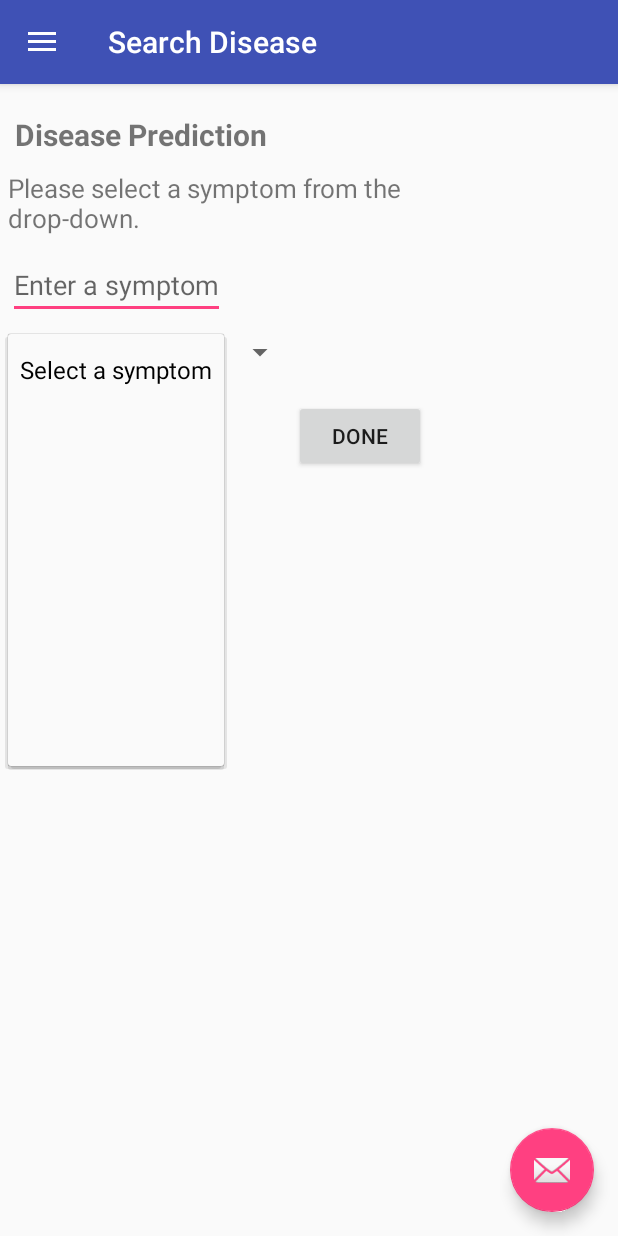
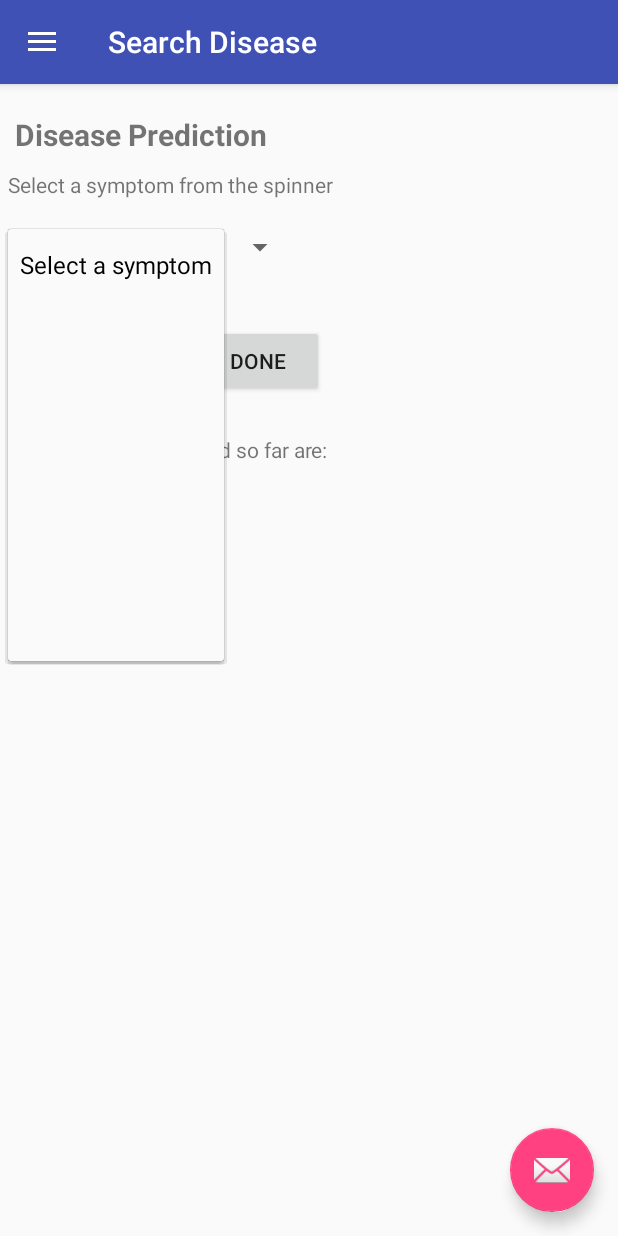
Before and after one commit to shardulPathak/shp, an Android app: the fragment SearchDiseaseFragment placed in its activity, after a tap on "Select a symptom", on a phone screen of 412 x 824 dp. Run offline under Robolectric (Android 15) with nearby library versions, the phone set to English and light mode, and no system bars; plain views replace ChipView; 1 other tap on this screen came first.

Commit message:
Some UI improvements in search disease module and error/success messages kept according to the server message.

```diff
--- a/SHP-Patient/app/src/main/AndroidManifest.xml
+++ b/SHP-Patient/app/src/main/AndroidManifest.xml
@@ -35,8 +35,7 @@
             android:theme="@style/AppTheme.NoActionBar" />
         <activity
             android:name=".RegisterActivity"
-            android:label="@string/register_patient_title"
-            android:theme="@style/AppTheme.NoActionBar" />
+            android:label="@string/register_patient_title"/>
         <activity
             android:name=".SecondRegisterActivity"
             android:label="@string/confirm_registration_title" />
--- a/SHP-Patient/app/src/main/java/com/example/shardulpathak/shp_patient/feedback/FeedbackFragment.java
+++ b/SHP-Patient/app/src/main/java/com/example/shardulpathak/shp_patient/feedback/FeedbackFragment.java
@@ -34,6 +34,7 @@ public class FeedbackFragment extends Fragment {
     public void onCreate(Bundle savedInstanceState) {
         super.onCreate(savedInstanceState);
         getActivity().setTitle(R.string.feedback_title);
+        setRetainInstance(true);
     }
 
     @Override
--- a/SHP-Patient/app/src/main/java/com/example/shardulpathak/shp_patient/patient_details/DetailsFragment.java
+++ b/SHP-Patient/app/src/main/java/com/example/shardulpathak/shp_patient/patient_details/DetailsFragment.java
@@ -31,6 +31,7 @@ public class DetailsFragment extends Fragment {
     public void onCreate(Bundle savedInstanceState) {
         super.onCreate(savedInstanceState);
         getActivity().setTitle(R.string.title_activity_details);
+        setRetainInstance(true);
     }
 
     @Override
--- a/SHP-Patient/app/src/main/java/com/example/shardulpathak/shp_patient/search_disease/SearchDiseaseFragment.java
+++ b/SHP-Patient/app/src/main/java/com/example/shardulpathak/shp_patient/search_disease/SearchDiseaseFragment.java
@@ -3,6 +3,7 @@ package com.example.shardulpathak.shp_patient.search_disease;
 import android.content.Context;
 import android.os.AsyncTask;
 import android.os.Bundle;
+import android.support.annotation.Nullable;
 import android.support.v4.app.Fragment;
 import android.support.v4.app.FragmentManager;
 import android.support.v4.app.FragmentTransaction;
@@ -15,6 +16,7 @@ import android.widget.AdapterView;
 import android.widget.ArrayAdapter;
 import android.widget.Button;
 import android.widget.EditText;
+import android.widget.LinearLayout;
 import android.widget.Spinner;
 import android.widget.TextView;
 import android.widget.Toast;
@@ -59,20 +61,28 @@ public class SearchDiseaseFragment extends Fragment implements AdapterView.OnIte
 
     List<String> mSymptomSpinnerList;
 
+    List<String> mSelectedSymptomsList;
+
     ArrayAdapter<String> mSymptomAdapter;
 
     String mSelectedSymptom;
     String mFirstSymptom;
 
     TextView mFragmentTitle;
-    TextView mFragmentDetails;
     EditText mFirstSymptomEditText;
+    TextView mSelectFromSpinnerTextView;
 
+    LinearLayout mSelectSymptomSpinnerView;
     Spinner mSymptomSpinner;
+
+    LinearLayout mSearchDiseaseButtonView;
     Button mNextButton;
     Button mDoneButton;
     OnClickListener mOnNextButtonClickedListener;
-    TextView mSelectedSymptomChipView;
+
+    LinearLayout mSelectedSymptomsView;
+    TextView mSelectedSymptomsTitle;
+    TextView mSelectedSymptomTextView;
     OnClickListener mOnChipDeleteSelectedListener;
 
 
@@ -85,10 +95,12 @@ public class SearchDiseaseFragment extends Fragment implements AdapterView.OnIte
     public void onCreate(Bundle savedInstanceState) {
         super.onCreate(savedInstanceState);
         getActivity().setTitle(R.string.search_disease_title);
+        setRetainInstance(true);
     }
 
     private void addItemsToList() {
         mSymptomSpinnerList = new ArrayList<>();
+        mSelectedSymptomsList=new ArrayList<>();
         mSymptomSpinnerList.add(getActivity().getString(R.string.search_disease_symptom_spinner_prompt));
         mSymptomSpinnerList.add("");
         mSymptomSpinnerList.add("");
@@ -110,22 +122,34 @@ public class SearchDiseaseFragment extends Fragment implements AdapterView.OnIte
     private void initView(View view) {
 
         mFragmentTitle = (TextView) view.findViewById(R.id.search_disease_tv);
-        mFragmentDetails = (TextView) view.findViewById(R.id.other_symptom_question_tv);
 
         mFirstSymptomEditText = (EditText) view.findViewById(R.id.first_symptom_et);
 
+        mSelectFromSpinnerTextView = (TextView) view.findViewById(R.id.first_symptom_tv);
+        mSelectFromSpinnerTextView.setVisibility(View.GONE);
+
+        mSelectSymptomSpinnerView = (LinearLayout) view.findViewById(R.id.search_disease_spinner_view);
+
         mSymptomSpinner = (Spinner) view.findViewById(R.id.symptom_spinner);
+        mSymptomSpinner.setEnabled(false);
+        mSymptomSpinner.setVisibility(View.GONE);
+        mSymptomSpinner.setPrompt("");
         mSymptomSpinner.setOnItemSelectedListener(this);
         mSymptomAdapter = new ArrayAdapter<>(getActivity(), simple_spinner_item, mSymptomSpinnerList);
         mSymptomAdapter.setDropDownViewResource(android.R.layout.simple_spinner_dropdown_item);
         mSymptomSpinner.setAdapter(mSymptomAdapter);
 
+
+        mSearchDiseaseButtonView = (LinearLayout) view.findViewById(R.id.search_disease_btn_view);
         mNextButton = (Button) view.findViewById(R.id.select_symptom_next_button);
         mNextButton.setOnClickListener(new OnClickListener() {
             @Override
             public void onClick(View v) {
                 Log.d(TAG, "Next button clicked");
                 mFirstSymptom = mFirstSymptomEditText.getText().toString();
+                mSelectedSymptomsList.add(mFirstSymptom);
+                mDoneButton.setVisibility(View.VISIBLE);
+                mDoneButton.setEnabled(true);
                 handleFirstNextButtonClick();
                 // send the entered value to api, get other values from api, set them to spinner,
                 sendAndGetOtherValues();
@@ -133,6 +157,8 @@ public class SearchDiseaseFragment extends Fragment implements AdapterView.OnIte
         });
 
         mDoneButton = (Button) view.findViewById(R.id.submit_button);
+        mDoneButton.setEnabled(false);
+        mDoneButton.setVisibility(View.GONE);
         mDoneButton.setOnClickListener(new OnClickListener() {
             @Override
             public void onClick(View v) {
@@ -141,13 +167,16 @@ public class SearchDiseaseFragment extends Fragment implements AdapterView.OnIte
                 //send all symptoms to api, get the disease and the doctors list
                 sendAllSymptomsToResultsFragment();
 
+                //TODO need to revisit this approach
                 SearchResultsFragment searchResultsFragment = new SearchResultsFragment();
                 openFragment(searchResultsFragment);
 
             }
         });
 
-        mSelectedSymptomChipView = (TextView) view.findViewById(R.id.selected_symptoms_chip_view);
+        mSelectedSymptomsView = (LinearLayout) view.findViewById(R.id.selected_symptoms_view);
+        mSelectedSymptomsTitle = (TextView) view.findViewById(R.id.selected_symptoms_title);
+        mSelectedSymptomTextView = (TextView) view.findViewById(R.id.selected_symptoms_text_view);
     }
 
     private void openFragment(Fragment fragment) {
@@ -174,6 +203,16 @@ public class SearchDiseaseFragment extends Fragment implements AdapterView.OnIte
         mAuthTask.execute();
     }
 
+
+    @Override
+    public void onSaveInstanceState(Bundle outState) {
+        super.onSaveInstanceState(outState);
+    }
+
+    @Override
+    public void onViewStateRestored(@Nullable Bundle savedInstanceState) {
+        super.onViewStateRestored(savedInstanceState);
+    }
 
     public class GetSymptomsTask extends AsyncTask<String, Void, String> {
 
@@ -233,19 +272,27 @@ public class SearchDiseaseFragment extends Fragment implements AdapterView.OnIte
             mAuthTask = null;
 
             Log.d("result::", result);
-            if (result.contains("ok")) {
-                //replace with log
-                Toast.makeText(getActivity(), "Got other response", Toast.LENGTH_LONG).show();
-            } else {
-                if (result.isEmpty() || result.contains("error"))
-                    //replace with log
-                    Toast.makeText(getActivity(), result, Toast.LENGTH_LONG).show();
+
+            try {
+                JSONObject getSymptomsResults = new JSONObject(result);
+
+                String status = getSymptomsResults.getString("status");
+                String message = getSymptomsResults.getString("message");
+                if (status.contains("ok")) {
+                    Log.d("Get Symptoms result: ", message);
+                    Toast.makeText(getActivity(), message, Toast.LENGTH_LONG).show();
+                } else {
+                    if (result.isEmpty() || status.contains("error"))
+                        Log.d("Get Symptoms failure : ", message);
+                    Toast.makeText(getActivity(), message, Toast.LENGTH_LONG).show();
+                    makeChangesForFirstSymptom();
+                }
+            } catch (JSONException e) {
+                e.printStackTrace();
             }
 
             try {
                 JSONObject jsonObject = new JSONObject(result);
-                String status = jsonObject.getString("status");
-                String message = jsonObject.getString("message");
                 ArrayList<String> localSymptoms = new ArrayList<>();
                 JSONArray dataArray = jsonObject.getJSONArray("data");
                 for (int i = 0; i < dataArray.length(); i++) {
@@ -270,13 +317,31 @@ public class SearchDiseaseFragment extends Fragment implements AdapterView.OnIte
         }
     }
 
+    private void makeChangesForFirstSymptom() {
+        mSelectedSymptomTextView.setVisibility(View.GONE);
+
+        mFirstSymptomEditText.setVisibility(View.VISIBLE);
+        mFirstSymptomEditText.setEnabled(true);
+
+        mSelectFromSpinnerTextView.setVisibility(View.GONE);
+        mSymptomSpinner.setEnabled(false);
+        mSymptomSpinner.setVisibility(View.GONE);
+        mSelectedSymptomsView.setVisibility(View.GONE);
+
+    }
+
 
     private void handleFirstNextButtonClick() {
-        mSelectedSymptomChipView.setVisibility(View.VISIBLE);
-        mSelectedSymptomChipView.append(mFirstSymptom);
+        mSelectedSymptomTextView.setVisibility(View.VISIBLE);
+        mSelectedSymptomTextView.append(mFirstSymptom);
         mFirstSymptomEditText.setText("");
-        mFirstSymptomEditText.setHint("Please select other symptoms from the spinner now.");
         mFirstSymptomEditText.setEnabled(false);
+        mFirstSymptomEditText.setVisibility(View.GONE);
+        mSelectFromSpinnerTextView.setVisibility(View.VISIBLE);
+        mSymptomSpinner.setVisibility(View.VISIBLE);
+        mSymptomSpinner.setEnabled(true);
+        mSymptomSpinner.setPrompt(getString(R.string.search_disease_symptom_spinner_prompt));
+        mSelectedSymptomsView.setVisibility(View.VISIBLE);
     }
 
     @Override
@@ -301,29 +366,30 @@ public class SearchDiseaseFragment extends Fragment implements AdapterView.OnIte
         mSelectedSymptom = parent.getItemAtPosition(position).toString();
         if (!mSelectedSymptom.equals(getActivity().getString(R.string.search_disease_symptom_spinner_prompt))) {
             Log.d(TAG, "Selected symptom from the symptom spinner is: " + mSelectedSymptom);
-            mSelectedSymptomChipView.setVisibility(View.VISIBLE);
-//            mSelectedSymptomChipView.append(mSelectedSymptom);
+            mSelectedSymptomTextView.setVisibility(View.VISIBLE);
+//            mSelectedSymptomTextView.append(mSelectedSymptom);
             Toast.makeText(getActivity(), "Selected the " + mSelectedSymptom + " symptom from the list", Toast.LENGTH_SHORT).show();
-            makeAChip(mSelectedSymptom);
+            addToSelectedSymptoms(mSelectedSymptom);
         } else {
             Log.d(TAG, "No symptom selected from the symptom spinner");
             Toast.makeText(getActivity(), "Please select a symptom from the list", Toast.LENGTH_SHORT).show();
         }
     }
 
-    private void makeAChip(String label) {
-//        int marginLeft = mSelectedSymptomChipView.getLeft();
-//        int marginRight = mSelectedSymptomChipView.getRight();
-//        int marginTop = mSelectedSymptomChipView.getTop();
-//        int marginBottom = mSelectedSymptomChipView.getBottom();
+    private void addToSelectedSymptoms(String symptom) {
+//        int marginLeft = mSelectedSymptomTextView.getLeft();
+//        int marginRight = mSelectedSymptomTextView.getRight();
+//        int marginTop = mSelectedSymptomTextView.getTop();
+//        int marginBottom = mSelectedSymptomTextView.getBottom();
 //        ChipView chipView = new ChipView(getActivity());
 //        chipView.setLabel(label);
 //        chipView.setLeft(marginLeft + 15);
 //        chipView.setRight(marginRight - 15);
 //        chipView.setTop(marginTop);
 //        chipView.setBottom(marginBottom);
-//        mSelectedSymptomChipView.addView(chipView);
-        mSelectedSymptomChipView.append(", " + label);
+//        mSelectedSymptomTextView.addView(chipView);
+        mSelectedSymptomsList.add(symptom);
+        mSelectedSymptomTextView.append(", " + symptom);
     }
 
     @Override
--- a/SHP-Patient/app/src/main/java/com/example/shardulpathak/shp_patient/search_doctor/SearchDoctorFragment.java
+++ b/SHP-Patient/app/src/main/java/com/example/shardulpathak/shp_patient/search_doctor/SearchDoctorFragment.java
@@ -28,6 +28,7 @@ public class SearchDoctorFragment extends Fragment {
     public void onCreate(Bundle savedInstanceState) {
         super.onCreate(savedInstanceState);
         getActivity().setTitle(R.string.search_doctor_title);
+        setRetainInstance(true);
     }
 
     @Override
--- a/SHP-Patient/app/src/main/res/layout/fragment_search_disease.xml
+++ b/SHP-Patient/app/src/main/res/layout/fragment_search_disease.xml
@@ -1,5 +1,4 @@
 <FrameLayout xmlns:android="http://schemas.android.com/apk/res/android"
-    xmlns:app="http://schemas.android.com/apk/res-auto"
     xmlns:tools="http://schemas.android.com/tools"
     android:layout_width="match_parent"
     android:layout_height="match_parent"
@@ -17,13 +16,14 @@
             android:layout_marginLeft="10dp"
             android:layout_marginStart="10dp"
             android:layout_marginTop="20dp"
+            android:freezesText="true"
             android:text="@string/disease_prediction"
             android:textSize="20sp"
             android:textStyle="bold" />
 
 
-        <TextView
-            android:id="@+id/other_symptom_question_tv"
+        <EditText
+            android:id="@+id/first_symptom_et"
             android:layout_width="wrap_content"
             android:layout_height="wrap_content"
             android:layout_below="@id/search_disease_tv"
@@ -32,56 +32,68 @@
             android:layout_marginRight="5dp"
             android:layout_marginStart="5dp"
             android:layout_marginTop="10dp"
-            android:text="@string/symptom_select_tv"
-            android:textSize="17sp" />
+            android:freezesText="true"
+            android:hint="@string/enter_first_symptom_et" />
 
-        <EditText
-            android:id="@+id/first_symptom_et"
+        <TextView
+            android:id="@+id/first_symptom_tv"
             android:layout_width="wrap_content"
             android:layout_height="wrap_content"
-            android:layout_below="@id/other_symptom_question_tv"
+            android:layout_below="@+id/first_symptom_et"
             android:layout_marginEnd="5dp"
             android:layout_marginLeft="5dp"
             android:layout_marginRight="5dp"
             android:layout_marginStart="5dp"
             android:layout_marginTop="10dp"
-            android:hint="Enter a symptom" />
+            android:freezesText="true"
+            android:text="@string/select_a_symptom_from_the_spinner_text"
+            android:visibility="gone" />
 
+        <LinearLayout
+            android:id="@+id/search_disease_spinner_view"
+            android:layout_width="wrap_content"
+            android:layout_height="wrap_content"
+            android:layout_below="@id/first_symptom_tv"
+            android:layout_marginTop="20dp">
 
             <Spinner
                 android:id="@+id/symptom_spinner"
                 android:layout_width="wrap_content"
                 android:layout_height="wrap_content"
-            android:layout_below="@id/first_symptom_et"
                 android:layout_marginLeft="5dp"
                 android:layout_marginStart="5dp"
-            android:layout_marginTop="10dp"
-            android:prompt="@string/search_disease_symptom_spinner_prompt"
+                android:freezesText="true"
                 android:spinnerMode="dropdown" />
+
+        </LinearLayout>
+
+
+        <LinearLayout
+            android:id="@+id/search_disease_btn_view"
+            android:layout_width="wrap_content"
+            android:layout_height="wrap_content"
+            android:layout_below="@+id/search_disease_spinner_view"
+            android:layout_marginTop="40dp"
+            android:orientation="horizontal">
+
+            <Button
+                android:id="@+id/select_symptom_next_button"
+                android:layout_width="wrap_content"
+                android:layout_height="wrap_content"
+                android:layout_marginLeft="20dp"
+                android:layout_marginStart="20dp"
+                android:text="@string/search_disease_next_btn" />
 
             <Button
                 android:id="@+id/submit_button"
                 android:layout_width="wrap_content"
                 android:layout_height="wrap_content"
-            android:layout_alignParentEnd="true"
-            android:layout_alignParentRight="true"
-            android:layout_below="@id/symptom_spinner"
                 android:layout_marginEnd="20dp"
+                android:layout_marginLeft="20dp"
                 android:layout_marginRight="20dp"
-            android:layout_marginTop="20dp"
+                android:layout_marginStart="20dp"
                 android:text="@string/submit_button" />
-
-        <Button
-            android:id="@+id/select_symptom_next_button"
-            android:layout_width="wrap_content"
-            android:layout_height="wrap_content"
-            android:layout_alignParentLeft="true"
-            android:layout_alignParentStart="true"
-            android:layout_below="@id/symptom_spinner"
-            android:layout_marginLeft="20dp"
-            android:layout_marginStart="20dp"
-            android:layout_marginTop="20dp"
-            android:text="Next" />
+        </LinearLayout>
 
         <!--<com.pchmn.materialchips.ChipView-->
         <!--android:id="@+id/selected_symptoms_chip_view"-->
@@ -98,16 +110,34 @@
         <!--app:hasAvatarIcon="false"-->
         <!--android:visibility="gone"/>-->
 
-        <TextView
-            android:id="@+id/selected_symptoms_chip_view"
+
+        <LinearLayout
+            android:id="@+id/selected_symptoms_view"
             android:layout_width="wrap_content"
             android:layout_height="wrap_content"
-            android:layout_below="@id/submit_button"
+            android:layout_below="@+id/search_disease_btn_view"
             android:layout_marginEnd="5dp"
             android:layout_marginLeft="5dp"
             android:layout_marginRight="5dp"
             android:layout_marginStart="5dp"
             android:layout_marginTop="20dp"
-            android:visibility="gone" />
+            android:orientation="vertical"
+            android:visibility="gone">
+
+            <TextView
+                android:id="@+id/selected_symptoms_title"
+                android:layout_width="wrap_content"
+                android:layout_height="wrap_content"
+                android:layout_marginTop="5dp"
+                android:freezesText="true"
+                android:text="@string/selected_symptoms_title_tv" />
+
+            <TextView
+                android:id="@+id/selected_symptoms_text_view"
+                android:layout_width="wrap_content"
+                android:layout_height="wrap_content"
+                android:layout_marginTop="10dp"
+                android:freezesText="true" />
+        </LinearLayout>
     </RelativeLayout>
 </FrameLayout>
--- a/SHP-Patient/app/src/main/res/values/strings.xml
+++ b/SHP-Patient/app/src/main/res/values/strings.xml
@@ -71,9 +71,8 @@
     <string name="enter_a_symptom">Enter a symptom</string>
     <string name="symptom_select_tv">Please select a symptom from the drop-down.</string>
     <string name="selected_symptoms_text_view">Symptoms you select will appear here</string>
-    <string name="predicted_disease_tv">Predicted disease is:</string>
-    <string name="list_of_doctors_tv">List of doctors</string>
-    <string name="list_of_diseases_tv">List of diseases</string>
+    <string name="list_of_doctors_tv">Recommended Doctors for you :</string>
+    <string name="list_of_diseases_tv">Predicted Disease(s) are:</string>
     <string name="disease_cell_name_tv">Disease Name:</string>
     <string name="disease_cell_type_tv">Disease Type:</string>
     <string name="disease_cell_id_tv">Disease ID:</string>
@@ -86,4 +85,9 @@
     <string name="doc_cell_mobile_number_tv">Mobile Number:</string>
     <string name="doc_cell_email_id_tv">Email ID:</string>
     <string name="book_appointment_btn_text">Book Appointment</string>
+    <string name="search_disease_results_activity_title">Search Disease Results</string>
+    <string name="enter_first_symptom_et">Enter a symptom</string>
+    <string name="select_a_symptom_from_the_spinner_text">Select a symptom from the spinner</string>
+    <string name="search_disease_next_btn">Next</string>
+    <string name="selected_symptoms_title_tv">Symptoms you selected so far are:</string>
 </resources>
```
Also changed, not shown: SHP-Patient/app/src/main/java/com/example/shardulpathak/shp_patient/LoginActivity.java (+27 -10 lines), SHP-Patient/app/src/main/java/com/example/shardulpathak/shp_patient/SecondRegisterActivity.java (+26 -10 lines), SHP-Patient/app/src/main/java/com/example/shardulpathak/shp_patient/patient_details/DetailsActivity.java (+13 -7 lines), SHP-Patient/app/src/main/java/com/example/shardulpathak/shp_patient/search_disease/SearchResultsFragment.java (+20 -7 lines), SHP-Patient/app/src/main/res/layout/fragment_search_disease_result.xml (deleted, +0 -30 lines). Lines whose indentation alone changed are shown as unchanged.
